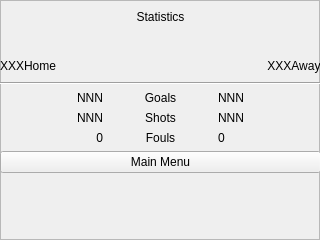
The window that halfstatisticsframe.ui (rochford/cutefootball) describes before a commit, drawn with Qt 5.
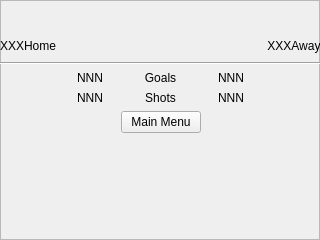
The same window after the commit. Icons and pictures are not drawn.

```diff
--- a/halfstatisticsframe.ui
+++ b/halfstatisticsframe.ui
@@ -34,11 +34,11 @@
      <x>0</x>
      <y>0</y>
      <width>321</width>
-     <height>241</height>
+     <height>272</height>
     </rect>
    </property>
    <layout class="QGridLayout" name="gridLayout" columnstretch="0">
-    <item row="3" column="0">
+    <item row="2" column="0">
      <layout class="QHBoxLayout" name="horizontalLayout_2">
       <item>
        <widget class="QLabel" name="m_homeTeamName">
@@ -75,7 +75,7 @@
       </item>
      </layout>
     </item>
-    <item row="5" column="0">
+    <item row="4" column="0">
      <layout class="QHBoxLayout" name="horizontalLayout">
       <item>
        <layout class="QVBoxLayout" name="verticalLayout">
@@ -99,16 +99,6 @@
           </property>
          </widget>
         </item>
-        <item>
-         <widget class="QLabel" name="m_homeTeamFouls">
-          <property name="text">
-           <string notr="true">0</string>
-          </property>
-          <property name="alignment">
-           <set>Qt::AlignRight|Qt::AlignTrailing|Qt::AlignVCenter</set>
-          </property>
-         </widget>
-        </item>
        </layout>
       </item>
       <item>
@@ -133,16 +123,6 @@
           </property>
          </widget>
         </item>
-        <item>
-         <widget class="QLabel" name="label">
-          <property name="text">
-           <string>Fouls</string>
-          </property>
-          <property name="alignment">
-           <set>Qt::AlignCenter</set>
-          </property>
-         </widget>
-        </item>
        </layout>
       </item>
       <item>
@@ -161,18 +141,11 @@
           </property>
          </widget>
         </item>
-        <item>
-         <widget class="QLabel" name="m_awayTeamFouls">
-          <property name="text">
-           <string notr="true">0</string>
-          </property>
-         </widget>
-        </item>
        </layout>
       </item>
      </layout>
     </item>
-    <item row="7" column="0">
+    <item row="6" column="0">
      <spacer name="verticalSpacer">
       <property name="orientation">
        <enum>Qt::Vertical</enum>
@@ -185,7 +158,7 @@
       </property>
      </spacer>
     </item>
-    <item row="4" column="0">
+    <item row="3" column="0">
      <widget class="Line" name="line">
       <property name="orientation">
        <enum>Qt::Horizontal</enum>
@@ -209,16 +182,6 @@
      </spacer>
     </item>
     <item row="1" column="0">
-     <widget class="QLabel" name="m_halfNameLabel">
-      <property name="text">
-       <string>Statistics</string>
-      </property>
-      <property name="alignment">
-       <set>Qt::AlignCenter</set>
-      </property>
-     </widget>
-    </item>
-    <item row="2" column="0">
      <layout class="QHBoxLayout" name="horizontalLayout_3">
       <item>
        <widget class="QLabel" name="homeFlag">
@@ -261,12 +224,42 @@
       </item>
      </layout>
     </item>
-    <item row="6" column="0">
-     <widget class="QPushButton" name="mainMenuBtn">
-      <property name="text">
-       <string>Main Menu</string>
-      </property>
-     </widget>
+    <item row="5" column="0">
+     <layout class="QHBoxLayout" name="horizontalLayout_5">
+      <item>
+       <spacer name="horizontalSpacer_3">
+        <property name="orientation">
+         <enum>Qt::Horizontal</enum>
+        </property>
+        <property name="sizeHint" stdset="0">
+         <size>
+          <width>40</width>
+          <height>20</height>
+         </size>
+        </property>
+       </spacer>
+      </item>
+      <item>
+       <widget class="QPushButton" name="mainMenuBtn">
+        <property name="text">
+         <string>Main Menu</string>
+        </property>
+       </widget>
+      </item>
+      <item>
+       <spacer name="horizontalSpacer_4">
+        <property name="orientation">
+         <enum>Qt::Horizontal</enum>
+        </property>
+        <property name="sizeHint" stdset="0">
+         <size>
+          <width>40</width>
+          <height>20</height>
+         </size>
+        </property>
+       </spacer>
+      </item>
+     </layout>
     </item>
    </layout>
   </widget>
```
